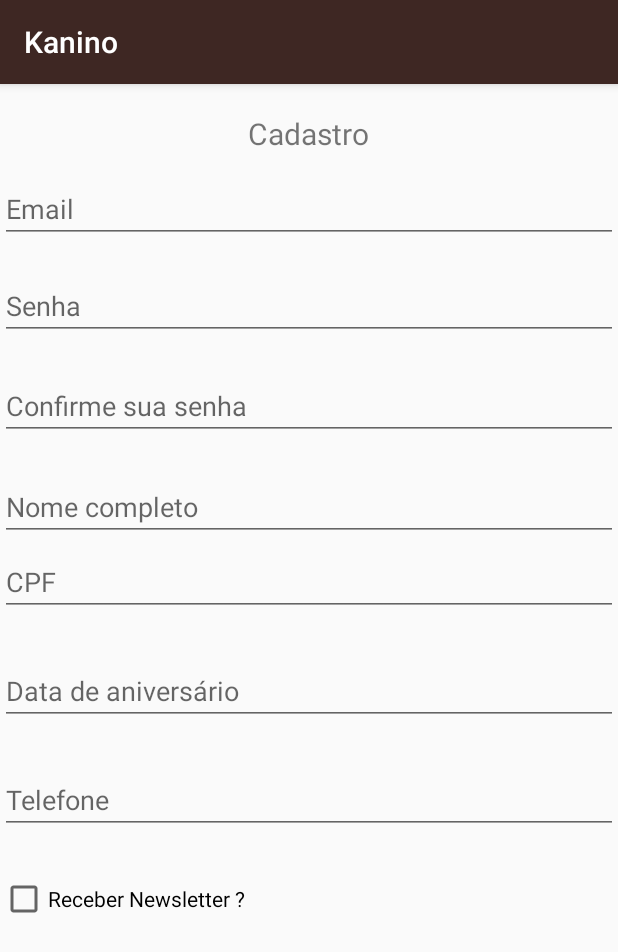
After one commit to fmarcos8/Kanino_PI4, an Android app: the fragment registro shown on its own in the app's theme, on a phone screen of 412 x 824 dp. The commit adds this screen. Shown: the top 952 px of the screen. Run offline under Robolectric (Android 15) with nearby library versions, the phone set to English and light mode, and no system bars.

```diff
--- /dev/null
+++ b/Kanino/app/src/main/java/com/senac/franciscommarcos/kanino/registro.java
@@ -0,0 +1,29 @@
+package com.senac.franciscommarcos.kanino;
+
+
+import android.os.Bundle;
+import android.app.Fragment;
+import android.view.LayoutInflater;
+import android.view.View;
+import android.view.ViewGroup;
+
+
+/**
+ * A simple {@link Fragment} subclass.
+ */
+public class registro extends Fragment {
+
+
+    public registro() {
+        // Required empty public constructor
+    }
+
+
+    @Override
+    public View onCreateView(LayoutInflater inflater, ViewGroup container,
+                             Bundle savedInstanceState) {
+        // Inflate the layout for this fragment
+        return inflater.inflate(R.layout.fragment_registro, container, false);
+    }
+
+}
--- a/Kanino/app/src/main/res/layout/activity_login.xml
+++ b/Kanino/app/src/main/res/layout/activity_login.xml
@@ -1,5 +1,5 @@
 <?xml version="1.0" encoding="utf-8"?>
-<RelativeLayout xmlns:android="http://schemas.android.com/apk/res/android"
+<LinearLayout xmlns:android="http://schemas.android.com/apk/res/android"
     xmlns:tools="http://schemas.android.com/tools"
     android:id="@+id/activity_login"
     android:layout_width="match_parent"
@@ -8,6 +8,7 @@
     android:paddingLeft="@dimen/activity_horizontal_margin"
     android:paddingRight="@dimen/activity_horizontal_margin"
     android:paddingTop="@dimen/activity_vertical_margin"
+    android:orientation="vertical"
     tools:context="com.senac.franciscommarcos.kanino.Login">
 
     <EditText
@@ -32,4 +33,4 @@
         android:id="@+id/password"
         android:layout_alignParentEnd="true"
         android:hint="Senha" />
-</RelativeLayout>
+</LinearLayout>
--- /dev/null
+++ b/Kanino/app/src/main/res/layout/fragment_registro.xml
@@ -0,0 +1,118 @@
+<FrameLayout xmlns:android="http://schemas.android.com/apk/res/android"
+    xmlns:tools="http://schemas.android.com/tools"
+    android:layout_width="match_parent"
+    android:layout_height="match_parent"
+    tools:context="com.senac.franciscommarcos.kanino.registro">
+
+    <!-- TODO: Update blank fragment layout -->
+
+    <RelativeLayout
+        android:layout_width="wrap_content"
+        android:layout_height="664dp">
+
+        <TextView
+            android:text="Cadastro"
+            android:layout_width="wrap_content"
+            android:layout_height="wrap_content"
+            android:layout_alignParentTop="true"
+            android:layout_centerHorizontal="true"
+            android:layout_marginTop="19dp"
+            android:id="@+id/textView"
+            android:textSize="20sp" />
+
+        <EditText
+            android:layout_width="wrap_content"
+            android:layout_height="wrap_content"
+            android:inputType="textPassword"
+            android:ems="10"
+            android:layout_below="@+id/et_senha"
+            android:layout_alignParentStart="true"
+            android:layout_marginTop="21dp"
+            android:id="@+id/et_confirme_senha"
+            android:layout_alignParentEnd="true"
+            android:hint="Confirme sua senha"
+            android:singleLine="false" />
+
+        <EditText
+            android:layout_width="wrap_content"
+            android:layout_height="wrap_content"
+            android:inputType="textPassword"
+            android:ems="10"
+            android:layout_marginTop="19dp"
+            android:id="@+id/et_senha"
+            android:hint="Senha"
+            android:layout_below="@+id/et_email"
+            android:layout_alignParentStart="true"
+            android:layout_alignParentEnd="true" />
+
+        <EditText
+            android:layout_width="wrap_content"
+            android:layout_height="wrap_content"
+            android:inputType="textPersonName"
+            android:ems="10"
+            android:layout_below="@+id/et_confirme_senha"
+            android:layout_alignParentStart="true"
+            android:layout_marginTop="22dp"
+            android:id="@+id/et_nome_completo"
+            android:layout_alignParentEnd="true"
+            android:hint="Nome completo" />
+
+        <EditText
+            android:layout_width="wrap_content"
+            android:layout_height="wrap_content"
+            android:inputType="textEmailAddress"
+            android:ems="10"
+            android:layout_marginTop="14dp"
+            android:id="@+id/et_email"
+            android:hint="Email"
+            android:layout_below="@+id/textView"
+            android:layout_alignParentStart="true"
+            android:layout_alignParentEnd="true" />
+
+        <EditText
+            android:layout_width="wrap_content"
+            android:layout_height="wrap_content"
+            android:inputType="number"
+            android:ems="10"
+            android:layout_centerVertical="true"
+            android:id="@+id/et_cpf"
+            android:layout_alignParentEnd="true"
+            android:layout_alignParentStart="true"
+            android:hint="CPF" />
+
+        <EditText
+            android:layout_width="wrap_content"
+            android:layout_height="wrap_content"
+            android:inputType="number"
+            android:ems="10"
+            android:layout_marginTop="100dp"
+            android:id="@+id/editText6"
+            android:layout_below="@+id/et_cpf"
+            android:layout_alignParentStart="true"
+            android:layout_alignParentEnd="true"
+            android:hint="Telefone" />
+
+        <EditText
+            android:layout_width="wrap_content"
+            android:layout_height="wrap_content"
+            android:inputType="date"
+            android:ems="10"
+            android:layout_below="@+id/et_cpf"
+            android:layout_marginTop="27dp"
+            android:id="@+id/editText7"
+            android:layout_alignParentEnd="true"
+            android:layout_alignParentStart="true"
+            android:hint="Data de aniversário" />
+
+        <CheckBox
+            android:text="Receber Newsletter ?"
+            android:layout_width="wrap_content"
+            android:layout_height="wrap_content"
+            android:id="@+id/checkBox"
+            android:layout_below="@+id/editText6"
+            android:layout_alignParentStart="true"
+            android:layout_marginTop="27dp"
+            android:layout_alignParentEnd="true" />
+
+    </RelativeLayout>
+</FrameLayout>
--- a/Kanino/app/src/main/res/values/strings.xml
+++ b/Kanino/app/src/main/res/values/strings.xml
@@ -14,4 +14,7 @@
     <string name="permission_rationale">"Contacts permissions are needed for providing email
         completions."
     </string>
+
+    <!-- TODO: Remove or change this placeholder text -->
+    <string name="hello_blank_fragment">Hello blank fragment</string>
 </resources>
```
Also changed, not shown: Kanino/app/src/main/java/com/senac/franciscommarcos/kanino/esqueci_a_senha.java (added, +29 -0 lines), Kanino/app/src/main/res/layout/fragment_esqueci_a_senha.xml (added, +46 -0 lines).
